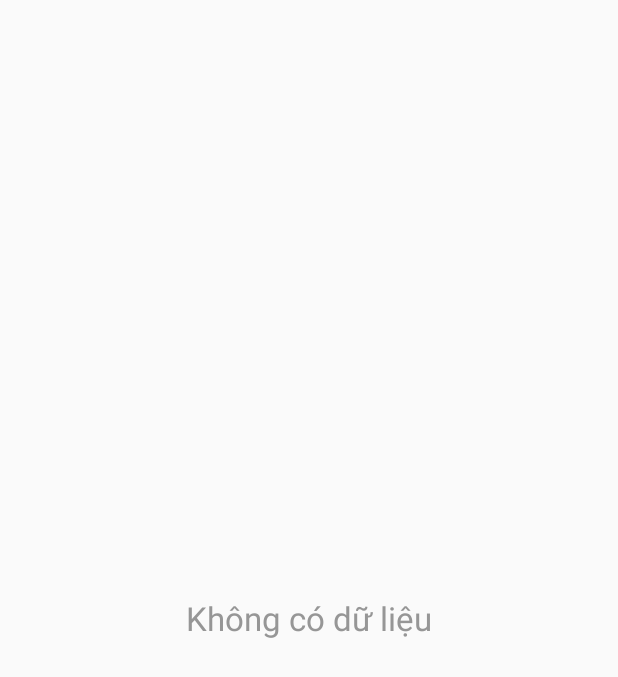
After one commit to all-my-app/m-daily, an Android app: the layout layout_recycler_no_item.xml on its own in the app's theme, with its tools: preview values and no code run, on a phone screen of 412 x 824 dp. The commit adds this screen. Shown: the top 677 px of the screen. Run offline under Robolectric (Android 15) with nearby library versions, the phone set to English and light mode, and no system bars.

Commit message:
layout no item

```diff
--- a/app/src/main/res/layout/fragment_list_paid_wallet.xml
+++ b/app/src/main/res/layout/fragment_list_paid_wallet.xml
@@ -15,7 +15,8 @@
     <android.support.v7.widget.RecyclerView
         android:id="@+id/recycler"
         android:layout_width="match_parent"
-        android:layout_height="wrap_content"
+        android:layout_height="match_parent"
+        android:background="@color/color_bg_gray"
         android:layout_below="@+id/action_bar"/>
 
     <View
--- /dev/null
+++ b/app/src/main/res/layout/layout_recycler_no_item.xml
@@ -0,0 +1,14 @@
+<?xml version="1.0" encoding="utf-8"?>
+<RelativeLayout xmlns:android="http://schemas.android.com/apk/res/android"
+              android:orientation="vertical"
+              android:layout_width="match_parent"
+              android:layout_height="match_parent">
+
+    <TextView
+        android:layout_width="wrap_content"
+        android:layout_height="wrap_content"
+        android:layout_centerInParent="true"
+        android:textSize="@dimen/size_text_supper_large"
+        android:textColor="@color/color_text_gray"
+        android:text="@string/no_data"/>
+</RelativeLayout>
--- a/app/src/main/res/values/strings.xml
+++ b/app/src/main/res/values/strings.xml
@@ -3,7 +3,7 @@
     <string name="facebook_app_id">865603006941334</string>
     <string name="fb_login_protocol_scheme">fb865603006941334</string>
 
-    <string name="spinner_no_data">Không có dữ liệu</string>
+    <string name="no_data">Không có dữ liệu</string>
 
     <!-- GROUP WALLET -->
     <string name="group">Nhóm</string>
```
Also changed, not shown: app/src/main/java/me/leduyhung/mdaily/ui/wallet/adapter/ListPaidWalletAdapter.java (+32 -11 lines).
